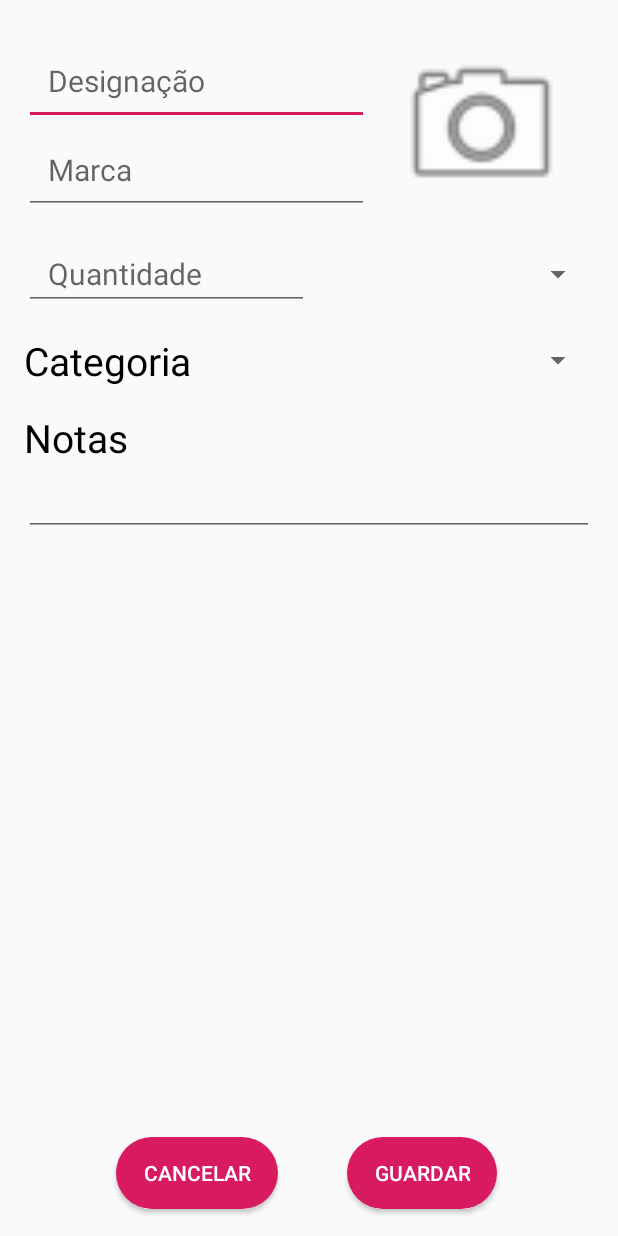
After one commit to gustavolemos15/AmovTP1, an Android app: the layout activity_edita_produto.xml on its own in the app's theme, with its tools: preview values and no code run, on a phone screen of 412 x 824 dp. The commit adds this screen. Run offline under Robolectric (Android 15) with nearby library versions, the phone set to English and light mode, and no system bars.

Commit message:
EditaProduto funcional, falta corrigir botão save (Commit para poder mudar de pc... xD )

```diff
--- a/app/src/main/java/pt/isec/a2014009081/listadecompras/InfoDetalhadaActivity.kt
+++ b/app/src/main/java/pt/isec/a2014009081/listadecompras/InfoDetalhadaActivity.kt
@@ -2,7 +2,10 @@ package pt.isec.a2014009081.listadecompras
 
 import androidx.appcompat.app.AppCompatActivity
 import android.os.Bundle
+import kotlinx.android.synthetic.main.activity_edita_produto.*
 import kotlinx.android.synthetic.main.activity_info_detalhada.*
+import kotlinx.android.synthetic.main.activity_info_detalhada.tvCategoria
+import kotlinx.android.synthetic.main.activity_info_detalhada.tvNotas
 
 class InfoDetalhadaActivity : AppCompatActivity() {
     override fun onCreate(savedInstanceState: Bundle?) {
@@ -19,6 +22,7 @@ class InfoDetalhadaActivity : AppCompatActivity() {
             tvDesignacao.text = produto.nome
             tvCategoria.text = produto.categoria
             tvMarca.text = produto.marca
+            tvNotas.text = produto.notas
 
             // Tratameto para a quantidade
             val a = produto.quantidade; val b = " "; val c = produto.unidade; val sb = StringBuilder()
--- a/app/src/main/java/pt/isec/a2014009081/listadecompras/Principal.kt
+++ b/app/src/main/java/pt/isec/a2014009081/listadecompras/Principal.kt
@@ -14,9 +14,9 @@ class Principal : Serializable{
         listas.add(Lista("Lista 2"))
         listas.add(Lista("Lista 3"))
         listas.add(Lista("Lista 4"))
-        var p1 = Produto("Batatas", 3, "Pingo Doce", "Legumes", "Unidades")
+        var p1 = Produto("Batatas", 3, "Pingo Doce", "Legumes", "Unidades", "Notas hard coded")
         listas[0].lista.add(p1)
-        var p2 = Produto("Leite", 6, "Pingo Doce", "Legumes", "Litros")
+        var p2 = Produto("Leite", 6, "Pingo Doce", "Alimentação", "Litros", "Notas hard coded")
         listas[0].lista.add(p2)
         produtos.add(p2)
         // inicializar unidades e categorias
--- a/app/src/main/java/pt/isec/a2014009081/listadecompras/Produto.kt
+++ b/app/src/main/java/pt/isec/a2014009081/listadecompras/Produto.kt
@@ -1,8 +1,9 @@
 package pt.isec.a2014009081.listadecompras
 
+import android.graphics.Bitmap
 import java.io.Serializable
 
-class Produto(Nome : String, Quantidade: Int=0, Marca: String=" ", Categoria: String = " ", Unidade: String= " ", Notas :String = " ") : Serializable {
+class Produto(Nome : String, Quantidade: Int, Marca: String = " ", Categoria: String = " ", Unidade: String = " ", Notas: String = " ") : Serializable {
     val nome  = Nome
     var quantidade = Quantidade
     val marca = Marca
@@ -10,5 +11,7 @@ class Produto(Nome : String, Quantidade: Int=0, Marca: String=" ", Categoria: St
     val unidade = Unidade
     var notas = Notas
     var carrinho : Boolean = false
+
     var histPrecos : ArrayList<Float> = ArrayList()
+    lateinit var imagem : Bitmap
 }
--- /dev/null
+++ b/app/src/main/res/layout/activity_edita_produto.xml
@@ -0,0 +1,168 @@
+<androidx.constraintlayout.widget.ConstraintLayout xmlns:android="http://schemas.android.com/apk/res/android"
+    xmlns:app="http://schemas.android.com/apk/res-auto"
+    xmlns:tools="http://schemas.android.com/tools"
+    android:layout_width="match_parent"
+    android:layout_height="match_parent"
+    android:orientation="vertical"
+    tools:context=".NovoItemActivity">
+
+
+    <LinearLayout
+        android:id="@+id/linearLayout"
+        android:layout_width="match_parent"
+        android:layout_height="match_parent"
+        android:orientation="vertical"
+        android:paddingTop="16dp">
+
+        <LinearLayout
+            android:layout_width="match_parent"
+            android:layout_height="wrap_content"
+            android:paddingHorizontal="16dp"
+            android:paddingVertical="8dp">
+
+            <LinearLayout
+                android:layout_width="match_parent"
+                android:layout_height="wrap_content"
+                android:layout_weight="1"
+                android:orientation="vertical">
+
+                <EditText
+                    android:id="@+id/etEditarDesignacao"
+                    android:layout_width="match_parent"
+                    android:layout_height="wrap_content"
+                    android:hint="@string/indiqueTitulo"
+                    android:maxLines="1"
+                    android:paddingHorizontal="16dp"
+                    android:paddingVertical="16dp"
+                    android:textSize="20sp" />
+
+                <EditText
+                    android:id="@+id/etEditarMarca"
+                    android:layout_width="match_parent"
+                    android:layout_height="wrap_content"
+                    android:hint="@string/indiqueMarca"
+                    android:maxLines="1"
+                    android:paddingHorizontal="16dp"
+                    android:paddingVertical="16dp"
+                    android:textSize="20sp" />
+
+            </LinearLayout>
+
+            <ImageView
+                android:id="@+id/ivEditarImagem"
+                android:layout_width="300dp"
+                android:layout_height="match_parent"
+                android:layout_weight="1"
+                android:onClick="onDialogFoto"
+                android:src="@android:drawable/ic_menu_camera" />
+
+        </LinearLayout>
+
+        <LinearLayout
+            android:layout_width="match_parent"
+            android:layout_height="wrap_content"
+            android:paddingHorizontal="16dp"
+            android:paddingVertical="8dp">
+
+
+            <EditText
+                android:id="@+id/etEditarQuantidade"
+                android:layout_width="0dp"
+                android:layout_height="wrap_content"
+                android:layout_weight="1"
+                android:hint="@string/indiqueQuantidade"
+                android:maxLines="1"
+                android:paddingHorizontal="16dp"
+                android:textSize="20sp" />
+
+            <androidx.appcompat.widget.AppCompatSpinner
+                android:id="@+id/spnEditarUnidades"
+                android:layout_width="0dp"
+                android:layout_height="match_parent"
+                android:layout_weight="1" />
+
+        </LinearLayout>
+
+        <LinearLayout
+            android:layout_width="match_parent"
+            android:layout_height="wrap_content"
+            android:orientation="horizontal"
+            android:paddingHorizontal="16dp"
+            android:paddingVertical="8dp">
+
+            <TextView
+                android:id="@+id/tvCategoria"
+                android:layout_width="wrap_content"
+                android:layout_height="wrap_content"
+                android:paddingRight="8dp"
+                android:text="@string/categoria"
+                android:textColor="#000000"
+                android:textSize="26sp"></TextView>
+
+            <androidx.appcompat.widget.AppCompatSpinner
+                android:id="@+id/spnEditarCategoria"
+                android:layout_width="match_parent"
+                android:layout_height="match_parent" />
+
+        </LinearLayout>
+
+        <LinearLayout
+            android:layout_width="match_parent"
+            android:layout_height="wrap_content"
+            android:orientation="vertical"
+            android:paddingHorizontal="16dp"
+            android:paddingVertical="8dp">
+
+            <TextView
+                android:id="@+id/tvNotas"
+                android:layout_width="wrap_content"
+                android:layout_height="wrap_content"
+                android:paddingRight="8dp"
+                android:text="@string/notas"
+                android:textColor="#000000"
+                android:textSize="26sp"></TextView>
+
+            <EditText
+                android:id="@+id/etEditarNotas"
+                android:layout_width="match_parent"
+                android:layout_height="wrap_content"
+                android:layout_weight="1"
+                android:maxLines="5"
+                android:paddingHorizontal="16dp"
+                android:textSize="20sp" />
+
+        </LinearLayout>
+    </LinearLayout>
+
+    <Button
+        android:id="@+id/btnGravar"
+        android:layout_width="wrap_content"
+        android:layout_height="wrap_content"
+        android:background="@drawable/fbshape"
+        android:paddingLeft="18dp"
+        android:paddingRight="18dp"
+        android:text="@string/guardar"
+        android:textColor="@android:color/white"
+        android:layout_marginLeft="150dp"
+        android:layout_marginBottom="18dp"
+        app:layout_constraintBottom_toBottomOf="parent"
+        app:layout_constraintEnd_toEndOf="parent"
+        app:layout_constraintStart_toStartOf="parent" />
+
+    <Button
+        android:id="@+id/btnCancelar"
+        android:layout_width="wrap_content"
+        android:layout_height="wrap_content"
+        android:background="@drawable/fbshape"
+        android:onClick="onCancelarNovoItem"
+        android:paddingLeft="18dp"
+        android:paddingRight="18dp"
+        android:text="@string/cancelar"
+        android:textColor="@android:color/white"
+        android:layout_marginRight="150dp"
+        android:layout_marginBottom="18dp"
+        app:layout_constraintBottom_toBottomOf="parent"
+        app:layout_constraintEnd_toEndOf="parent"
+        app:layout_constraintStart_toStartOf="parent" />
+
+</androidx.constraintlayout.widget.ConstraintLayout>
--- a/app/src/main/res/values/strings.xml
+++ b/app/src/main/res/values/strings.xml
@@ -28,4 +28,6 @@
     <string name="nomeInvalido">Nome inválido</string>
     <string name="quantidadeInvalida">Quantidade invalida</string>
     <string name="campoInvalido">Campo inválido</string>
+    <string name="delete">Eliminar</string>
+    <string name="editar">Editar</string>
 </resources>
--- a/build.gradle
+++ b/build.gradle
@@ -8,7 +8,7 @@ buildscript {
 
     }
     dependencies {
-        classpath 'com.android.tools.build:gradle:3.5.3'
+        classpath 'com.android.tools.build:gradle:4.1.1'
         classpath "org.jetbrains.kotlin:kotlin-gradle-plugin:$kotlin_version"
         // NOTE: Do not place your application dependencies here; they belong
         // in the individual module build.gradle files
```
Also changed, not shown: app/src/main/AndroidManifest.xml (+5 -3 lines), app/src/main/java/pt/isec/a2014009081/listadecompras/EdicaoListaActivity.kt (+10 -1 lines), app/src/main/java/pt/isec/a2014009081/listadecompras/EditaProdutoActivity.kt (added, +23 -0 lines), app/src/main/java/pt/isec/a2014009081/listadecompras/NovoItemActivity.kt (+10 -23 lines), app/src/main/res/layout/activity_info_detalhada.xml (+24 -0 lines), app/src/main/res/menu/menu_eliminar_produto.xml (+7 -1 lines), gradle/wrapper/gradle-wrapper.properties, 1 other file.
